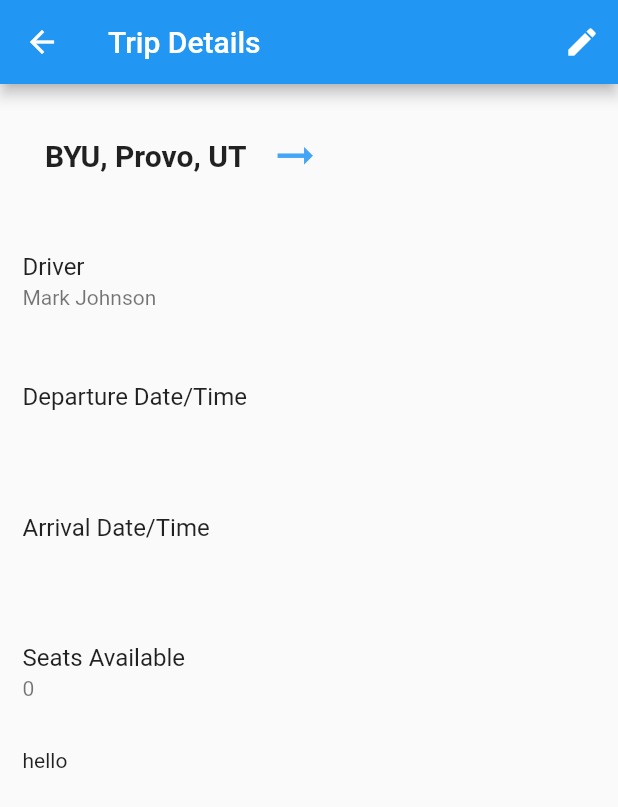
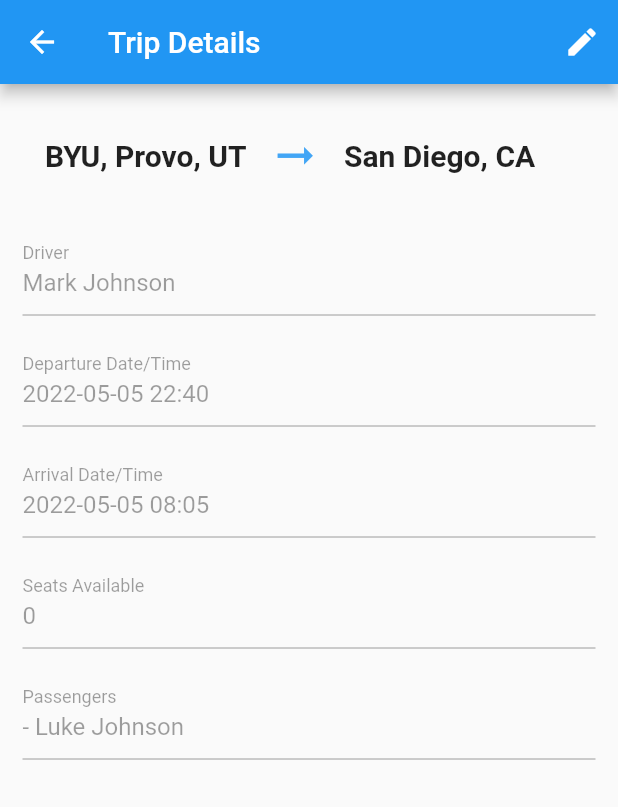
Before and after one commit to rcaina/Passenger, a Flutter app: the FindTrips screen opened directly, after a tap on "Mark Johnson", on a phone screen of 412 x 824 dp. Shown: the top 807 px of the screen. Run offline on Flutter 3.47's test engine with Material 2 defaults, Android fonts, the phone set to English and light mode, and no system bars; our stand-ins replace date_time_picker, google_maps_flutter, settings_ui; network calls fail.

Commit message:
got trip details functional again with editable feature working and buttons working.

```diff
--- a/lib/globals.dart
+++ b/lib/globals.dart
@@ -6,9 +6,9 @@ Map<String, dynamic> trips = {
   "0": {
     "driverUserId": "0",
     "startLocation": "BYU, Provo, UT",
-    "destination": "",
-    "departureDateTime": "",
-    "arrivalDateTime": "",
+    "destination": "San Diego, CA",
+    "departureDateTime": "2022-05-05 22:40",
+    "arrivalDateTime": "2022-05-05 08:05",
     "availableSeats": 0,
     "passengerCost": 10.1,
     "passengers": [
--- a/lib/view/findTrips.dart
+++ b/lib/view/findTrips.dart
@@ -50,7 +50,7 @@ class _FindTripsState extends State<FindTrips> {
                     destination: '${trip["destination"]}',
                     driver: '${globals.users[trip["driverUserId"]]["name"]}',
                     departureInfo: '${trip["departureDateTime"]}',
-                    arrivalInfo: trip["arrivalDateTime"],
+                    arrivalInfo: '${trip["arrivalDateTime"]}',
                     seatsAvailable: '${trip["availableSeats"]}',
                     passengers: trip["passengers"],
                   )),
@@ -116,7 +116,9 @@ class _FindTripsState extends State<FindTrips> {
                       ),
                     ),
                     subtitle: Text(
-                      '${trip["departureDateTime"]}',
+                      ('${trip["arrivalDateTime"]}' == "null")
+                          ? ""
+                          : '${trip["arrivalDateTime"]}',
                       style: TextStyle(
                         fontSize: 10.0,
                         fontWeight: FontWeight.w600,
--- a/lib/view/tripDetails.dart
+++ b/lib/view/tripDetails.dart
@@ -58,7 +58,6 @@ class _TripDetailsState extends State<TripDetails> {
       this.userId);
 
   final _formKey = GlobalKey<FormState>();
-  final isDriver = true;
   final LatLng _center = const LatLng(45.521563, -122.677433);
   late GoogleMapController mapController;
   void _onMapCreated(GoogleMapController controller) {
@@ -72,11 +71,11 @@ class _TripDetailsState extends State<TripDetails> {
     return Scaffold(
       appBar: AppBar(
         title: const Text("Trip Details"),
-        actions: <Widget>[
-          IconButton(
-            icon: const Icon(Icons.mode_edit),
-            onPressed: isDriver
-                ? () {
+        actions: this.driver == globals.users[globals.currentUserId]["name"]
+            ? <Widget>[
+                IconButton(
+                  icon: const Icon(Icons.mode_edit),
+                  onPressed: () {
                     if (edit) {
                       setState(() {
                         edit = false;
@@ -90,10 +89,10 @@ class _TripDetailsState extends State<TripDetails> {
                     //   context,
                     //   MaterialPageRoute(builder: (context) => FindTripFilter()),
                     // );
-                  }
-                : null,
-          ),
-        ],
+                  },
+                ),
+              ]
+            : null,
       ),
       body: Center(
         child: Form(
@@ -108,12 +107,12 @@ class _TripDetailsState extends State<TripDetails> {
                     // padding: EdgeInsets.fromLTRB(15, 15, 0, 30),
                     child: trip(this.start, this.destination),
                   ),
-                  // trip(this.start, this.destination),
                   inputText("Driver", this.driver),
                   inputText("Departure Date/Time", this.departureInfo),
                   inputText("Arrival Date/Time", this.arrivalInfo),
                   inputText("Seats Available", this.seatsAvailable),
-                  listPassengers("Passengers", this.passengers),
+                  inputText("Passengers", "- Luke Johnson"),
+                  updateButton(),
                 ],
               ),
             ),
@@ -200,17 +199,18 @@ class _TripDetailsState extends State<TripDetails> {
   Widget inputText(String label, String info) {
     return Padding(
       padding: EdgeInsets.only(bottom: 15),
-      child: globals.users[globals.currentUserId]["name"] != this.driver
+      child: globals.users[globals.currentUserId]["name"] == this.driver
           ? TextFormField(
               enabled: !edit,
               decoration: InputDecoration(labelText: label),
-              initialValue: (info == "null" || info == "") ? "" : info,
+              initialValue: (info == "null") ? "" : info,
             )
           : ListTile(
+              enabled: edit,
               title: Text(
                 label,
               ),
-              subtitle: Text(info),
+              subtitle: (info == "null") ? Text("") : Text(info),
               contentPadding: EdgeInsets.all(0),
             ),
     );
@@ -219,11 +219,20 @@ class _TripDetailsState extends State<TripDetails> {
   Widget listPassengers(String label, List<dynamic> passengers) {
     List<dynamic> passengerList = [];
     for (dynamic passenger in passengers) {
-      if ('${passenger["status"]}' == "approved") {
+      if (passenger["status"] == "requested") {
         passengerList.add(passenger);
       }
     }
-    return Padding(padding: EdgeInsets.only(bottom: 15), child: Text("hello"));
+    print(passengers);
+    return Padding(
+        padding: EdgeInsets.only(bottom: 15),
+        child: ListView.builder(
+            padding: const EdgeInsets.all(0),
+            itemCount: passengerList.length,
+            itemBuilder: (BuildContext context, int index) {
+              print(passengerList[index]);
+              return Text(passengerList[index]);
+            }));
   }
 
   Widget inputDateTime(String label) {
```
Also changed, not shown: lib/view/myTrips.dart (+3 -5 lines), assets/images/tripPNG.PNG (added).
